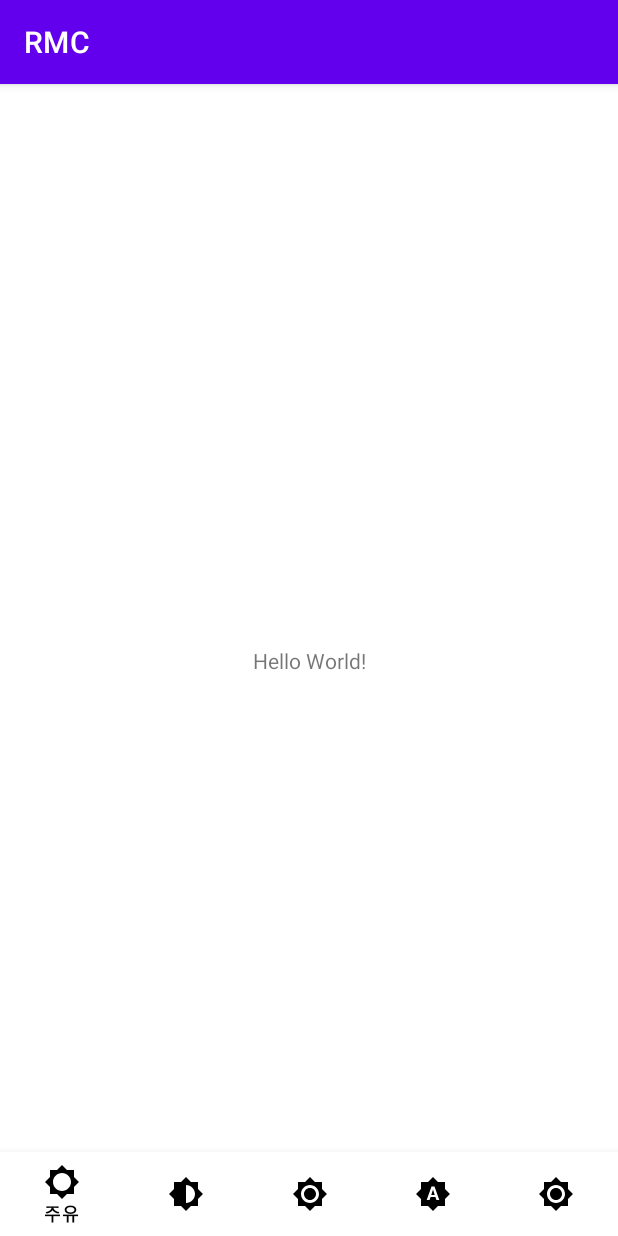
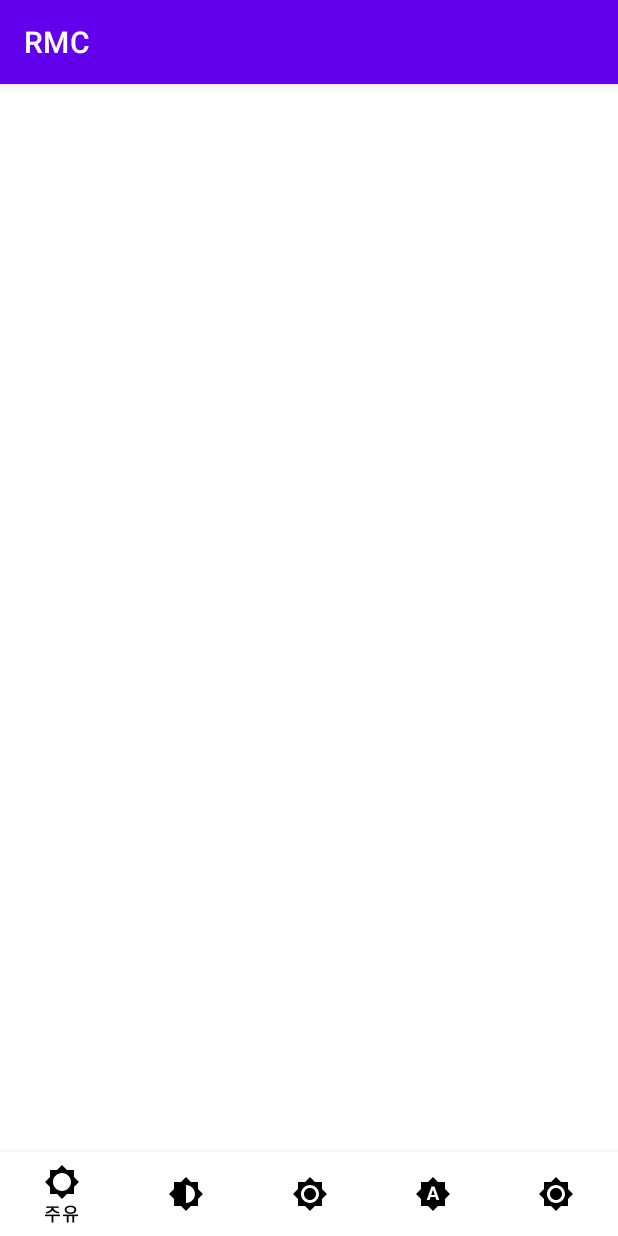
Before and after one commit to kaaang/korea_project3, an Android app: the screen it shows after launch (MainActivity), on a phone screen of 412 x 824 dp. Run offline under Robolectric (Android 15) with nearby library versions, the phone set to English and light mode, and no system bars.

Commit message:
starting point Kang Shin Hyuk has awesome face

```diff
--- a/app/src/main/res/layout/activity_main.xml
+++ b/app/src/main/res/layout/activity_main.xml
@@ -5,16 +5,6 @@
     android:layout_width="match_parent"
     android:layout_height="match_parent"
     tools:context=".activity.main.MainActivity">
-
-    <TextView
-        android:id="@+id/textView"
-        android:layout_width="wrap_content"
-        android:layout_height="wrap_content"
-        android:text="Hello World!"
-        app:layout_constraintBottom_toBottomOf="parent"
-        app:layout_constraintLeft_toLeftOf="parent"
-        app:layout_constraintRight_toRightOf="parent"
-        app:layout_constraintTop_toTopOf="parent" />
 
     <com.google.android.material.bottomnavigation.BottomNavigationView
         android:layout_width="match_parent"
```
Also changed, not shown: app/src/main/res/layout/activity_bike.xml (+7 -1 lines), app/src/main/res/layout/activity_used.xml (+7 -1 lines).
